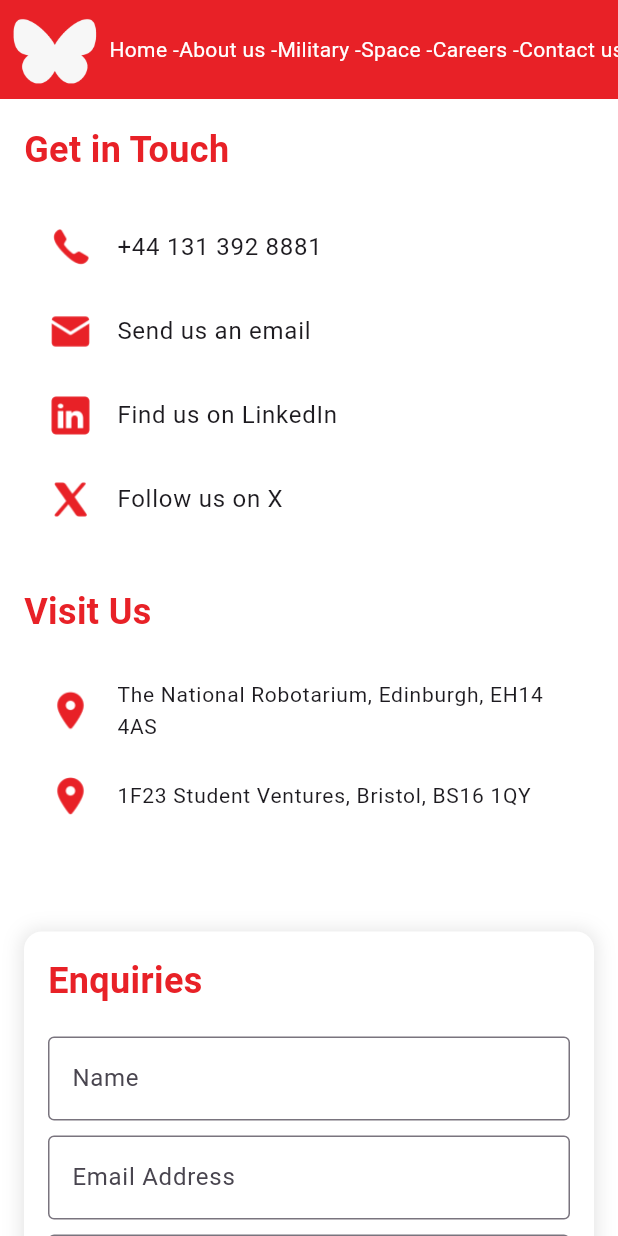
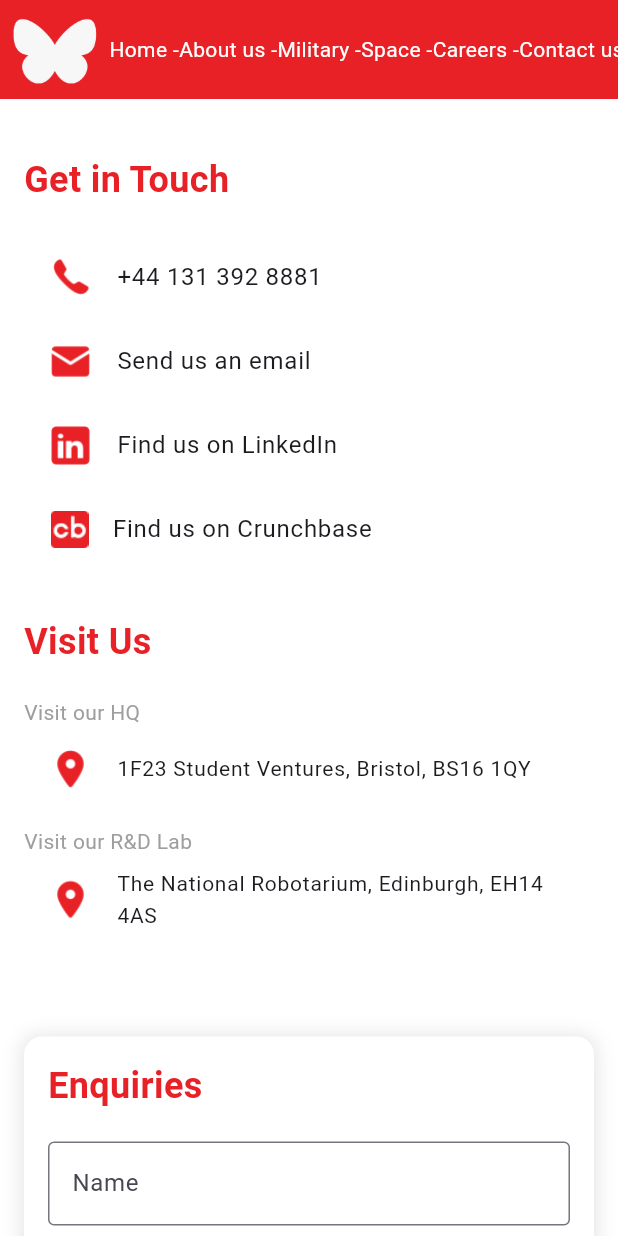
Before and after one commit to GI-Healthcare-Industries-Limited/GI-Website, a Flutter app: the ContactPage screen opened directly, on a phone screen of 412 x 824 dp. Run offline on Flutter 3.47's test engine with Material 3 defaults, Android fonts, the light colour scheme and no system bars; our stand-ins replace video_player, visibility_detector.

Commit message:
crunchbase link added and responsiveness fixed

```diff
--- a/frontend/lib/pages/contact_page.dart
+++ b/frontend/lib/pages/contact_page.dart
@@ -20,8 +20,10 @@ class ContactPage extends StatelessWidget {
                     maxWidth: 1600), // Limit the content width
                 child: LayoutBuilder(
                   builder: (context, constraints) {
-                    if (constraints.maxWidth > 600) {
-                      return const Row(
+                    if (constraints.maxWidth > 1030) {
+                      return const Padding(
+                        padding: EdgeInsets.only(top: 80),
+                        child: Row(
                           mainAxisAlignment: MainAxisAlignment
                               .center, // Center the row horizontally
                           crossAxisAlignment: CrossAxisAlignment.start,
@@ -38,10 +40,13 @@ class ContactPage extends StatelessWidget {
                               child: GetInTouchBox(),
                             ),
                           ],
+                        ),
                       );
                     } else {
                       // Stack the sections vertically for mobile
-                      return const Column(
+                      return const Padding(
+                        padding: EdgeInsets.only(top: 20),
+                        child: Column(
                           children: [
                             // Get in Touch and Visit Us on top
                             GetInTouchBox(),
@@ -50,6 +55,7 @@ class ContactPage extends StatelessWidget {
                             // Enquiries Box on bottom
                             EnquiriesBox(),
                           ],
+                        ),
                       );
                     }
                   },
@@ -207,12 +213,18 @@ class GetInTouchBox extends StatelessWidget {
               title: const Text('Find us on LinkedIn'),
             ),
           ),
-          ListTile(
-            leading: Image.asset(
-              'assets/images/red_x.png',
-              height: 30,
+          InkWell(
+            onTap: () => Helpers.SendToUrl('https://www.crunchbase.com/organization/gi-healthcare-industries'),
+            child: ListTile(
+              leading: Padding(
+                padding: const EdgeInsets.only(left: 2),
+                child: Image.asset(
+                  'assets/images/cb.png',
+                  height: 25,
                 ),
-            title: const Text('Follow us on X'),
+              ),
+              title: const Text('Find us on Crunchbase'),
+            ),
           ),
           const SizedBox(height: 30),
           // Visit Us Section
@@ -225,6 +237,23 @@ class GetInTouchBox extends StatelessWidget {
             ),
           ),
           const SizedBox(height: 20),
+          const Text('Visit our HQ', style: TextStyle(color: Colors.grey),),
+          InkWell(
+            onTap: () =>
+                Helpers.SendToUrl('https://maps.app.goo.gl/7Xtk2bhCXDban21n7'),
+            child: ListTile(
+              leading: Image.asset(
+                'assets/images/red_map_pin.png',
+                height: 30,
+              ),
+              title: const Text(
+                '1F23 Student Ventures, Bristol, BS16 1QY',
+                style: TextStyle(fontSize: 14),
+              ),
+            ),
+          ),
+          const SizedBox(height: 10,),
+          const Text('Visit our R&D Lab', style: TextStyle(color: Colors.grey),),
           InkWell(
             onTap: () =>
                 Helpers.SendToUrl('https://maps.app.goo.gl/7Xtk2bhCXDban21n7'),
@@ -239,20 +268,6 @@ class GetInTouchBox extends StatelessWidget {
               ),
             ),
           ),
-          InkWell(
-            onTap: () =>
-                Helpers.SendToUrl('https://maps.app.goo.gl/7Xtk2bhCXDban21n7'),
-            child: ListTile(
-              leading: Image.asset(
-                'assets/images/red_map_pin.png',
-                height: 30,
-              ),
-              title: const Text(
-                '1F23 Student Ventures, Bristol, BS16 1QY',
-                style: TextStyle(fontSize: 14),
-              ),
-            ),
-          ),
         ],
       ),
     );
--- a/frontend/pubspec.yaml
+++ b/frontend/pubspec.yaml
@@ -99,6 +99,7 @@ flutter:
    - assets/images/red_map_pin.png
    - assets/images/red_phone.png
    - assets/images/red_x.png
+   - assets/images/cb.png
 
 
   # An image asset can refer to one or more resolution-specific "variants", see
```
Also changed, not shown: frontend/assets/images/cb.png (added). Lines whose indentation alone changed are shown as unchanged.
